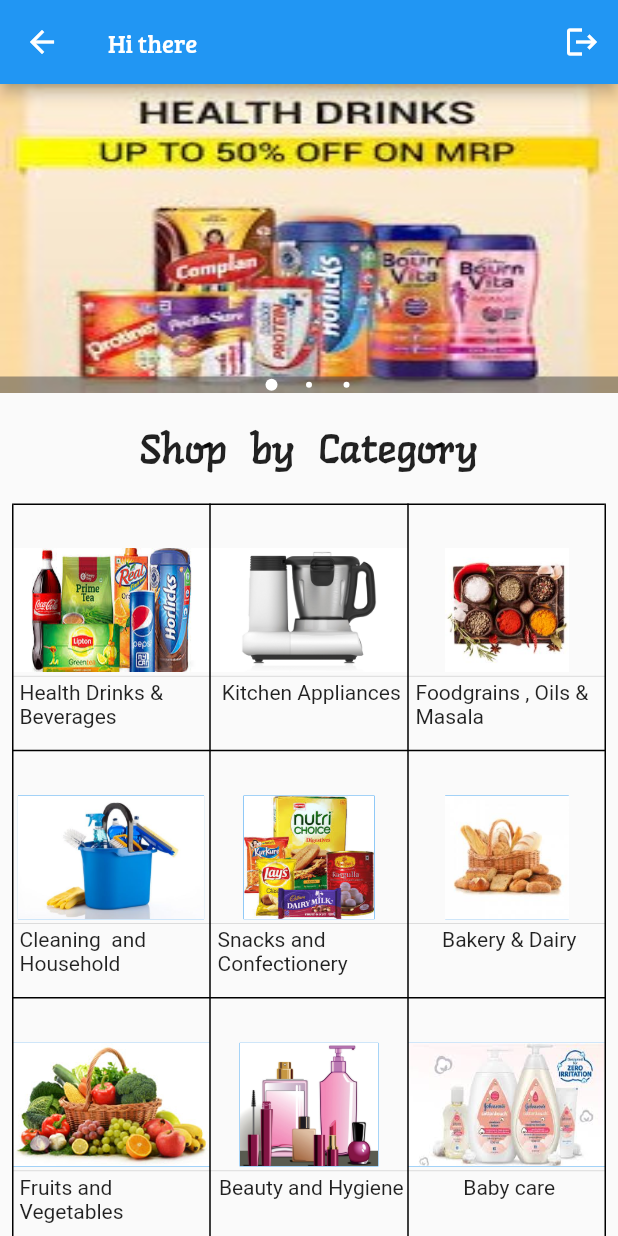
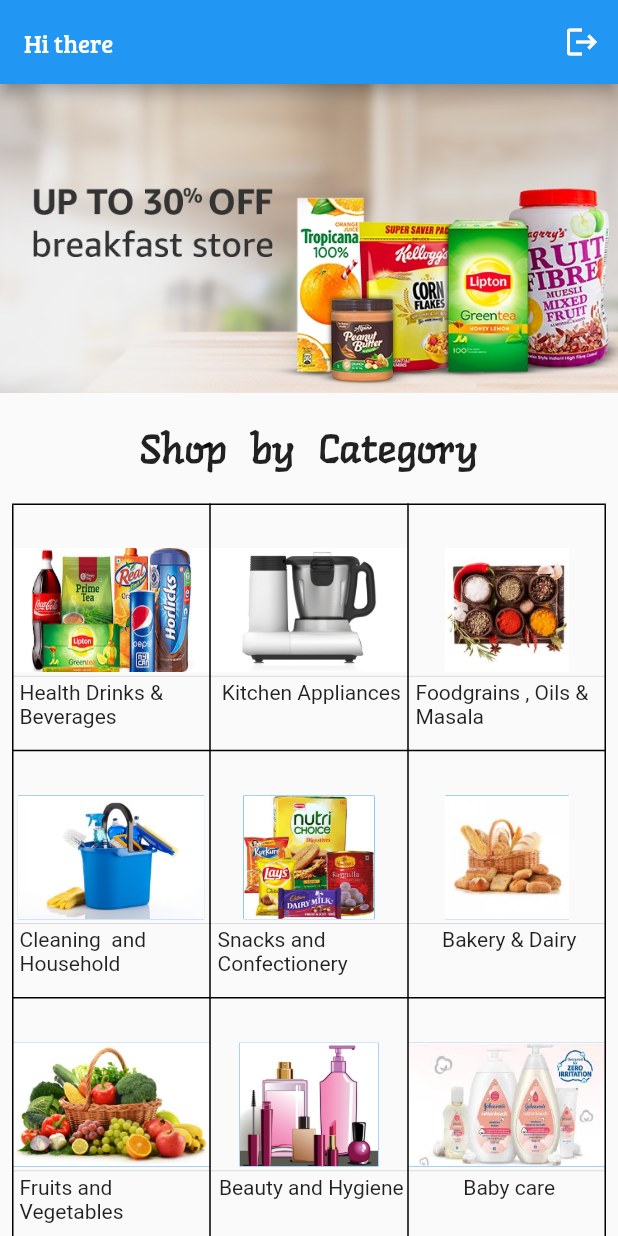
Before and after one commit to swaadheenta/Online_grocery_app, a Flutter app: the ushome screen opened directly, on a phone screen of 412 x 824 dp. Run offline on Flutter 3.47's test engine with Material 2 defaults, Android fonts, the phone set to English and light mode, and no system bars; drawn by our look-alikes of carousel_pro; our stand-ins replace cloud_firestore, firebase_auth, firebase_core; accounts and stored records are empty.

```diff
--- a/lib/main.dart
+++ b/lib/main.dart
@@ -1,6 +1,7 @@
 import 'package:Online_grocery_app/Authentication/Login.dart';
 import 'package:Online_grocery_app/Authentication/firstscreen.dart';
 import 'package:Online_grocery_app/payment.dart';
+import 'package:Online_grocery_app/uhome.dart';
 import 'package:flutter/cupertino.dart';
 import 'package:flutter/material.dart';
 import 'package:firebase_core/firebase_core.dart';
@@ -16,6 +17,6 @@ Future<void> main() async {
 class MyApp extends StatelessWidget {
   @override
   Widget build(BuildContext context) {
-    return MaterialApp(home:first());
+    return MaterialApp(home:ushome());
   }
 }
--- a/lib/uhome.dart
+++ b/lib/uhome.dart
@@ -10,6 +10,9 @@ import 'package:Online_grocery_app/All%20Categories/sn&C.dart';
 import 'package:Online_grocery_app/Authentication/Login.dart';
 import 'package:Online_grocery_app/Authentication/firstscreen.dart';
 import 'package:Online_grocery_app/Cart.dart';
+import 'package:Online_grocery_app/Category/BabyCare/Food.dart';
+import 'package:Online_grocery_app/Category/Foodgrains/Oils.dart';
+import 'package:Online_grocery_app/Category/Health/health.dart';
 import 'package:Online_grocery_app/Helpers/Devicesize.dart';
 import 'package:carousel_pro/carousel_pro.dart';
 import 'package:flutter/material.dart';
@@ -24,7 +27,7 @@ class ushome extends StatefulWidget {
 class _ushomeState extends State<ushome> {
   @override
   Widget build(BuildContext context) {
-    Widget _imagecarousel = Container(
+    /*Widget _imagecarousel = Container(
       height: displayHeight(context) * 0.25,
       width: displayWidth(context),
       child: Carousel(
@@ -40,7 +43,7 @@ class _ushomeState extends State<ushome> {
         dotSize: 4.0,
         indicatorBgPadding: 1.5,
       ),
-    );
+    );*/
     return Scaffold(
         appBar: AppBar(
           title: Text(
@@ -53,15 +56,73 @@ class _ushomeState extends State<ushome> {
             IconButton(
                 icon: Icon(Icons.logout),
                 onPressed: () {
-                  Navigator.push(
-                      context, MaterialPageRoute(builder: (context) => first()));
+                  Navigator.push(context,
+                      MaterialPageRoute(builder: (context) => first()));
                 })
           ],
         ),
         body: ListView(
+
           children: [
-
-           _imagecarousel,
+            Container(
+              height: displayHeight(context) * 0.25,
+              width: displayWidth(context),
+              child: ListView(
+                scrollDirection: Axis.horizontal,
+                children: [
+                  GestureDetector(
+                    onTap: () {
+                      Navigator.push(
+                          context,
+                          MaterialPageRoute(
+                              builder: (context) => HealthDrinks()));
+                    },
+                    child: Container(
+                      height: displayHeight(context) * 0.25,
+                      width: displayWidth(context),
+                      child: Image(
+                        image: AssetImage(
+                          "images/offer1.jpg",
+                        ),
+                        fit: BoxFit.fill,
+                      ),
+                    ),
+                  ),
+                  GestureDetector(
+                    onTap: () {
+                      Navigator.push(context,
+                          MaterialPageRoute(builder: (context) => dairy()));
+                    },
+                    child: Container(
+                      height: displayHeight(context) * 0.25,
+                      width: displayWidth(context),
+                      child: Image(
+                        image: AssetImage(
+                          "images/off2.jpg",
+                        ),
+                        fit: BoxFit.fill,
+                      ),
+                    ),
+                  ),
+                  GestureDetector(
+                    onTap: () {
+                      Navigator.push(context,
+                          MaterialPageRoute(builder: (context) => Oils()));
+                    },
+                    child: Container(
+                      height: displayHeight(context) * 0.25,
+                      width: displayWidth(context),
+                      child: Image(
+                        image: AssetImage(
+                          "images/offer3.jpg",
+                        ),
+                        fit: BoxFit.fill,
+                      ),
+                    ),
+                  ),
+                ],
+              ),
+            ),
             Opacity(
               opacity: 0.0,
               child: Divider(
```
Also changed, not shown: lib/List.dart (+76 -18 lines), images/off1.jpg (added), images/off2.jpg (added).
